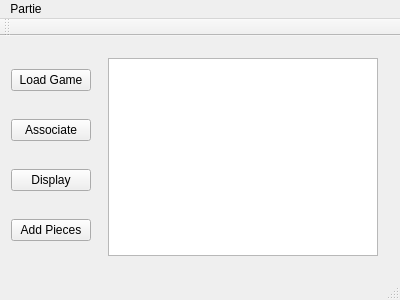
Qt form src/mainwindow.ui (matthieudelaro/GOST-Framework) before a commit.
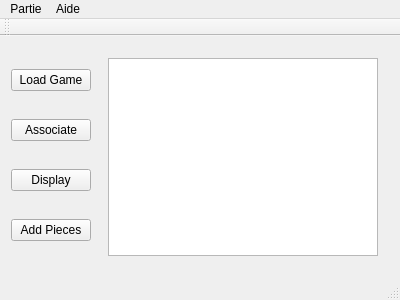
The same form after that commit.

The edit to the form file:
```diff
--- a/src/mainwindow.ui
+++ b/src/mainwindow.ui
@@ -89,7 +89,14 @@
     <addaction name="separator"/>
     <addaction name="actionQuitter"/>
    </widget>
+   <widget class="QMenu" name="menuAide">
+    <property name="title">
+     <string>Aide</string>
+    </property>
+    <addaction name="actionAfficher_Fin"/>
+   </widget>
    <addaction name="menuPartie"/>
+   <addaction name="menuAide"/>
   </widget>
   <widget class="QToolBar" name="mainToolBar">
    <attribute name="toolBarArea">
```
Left out of the diff: 5 changed lines with no effect on the pictures.
